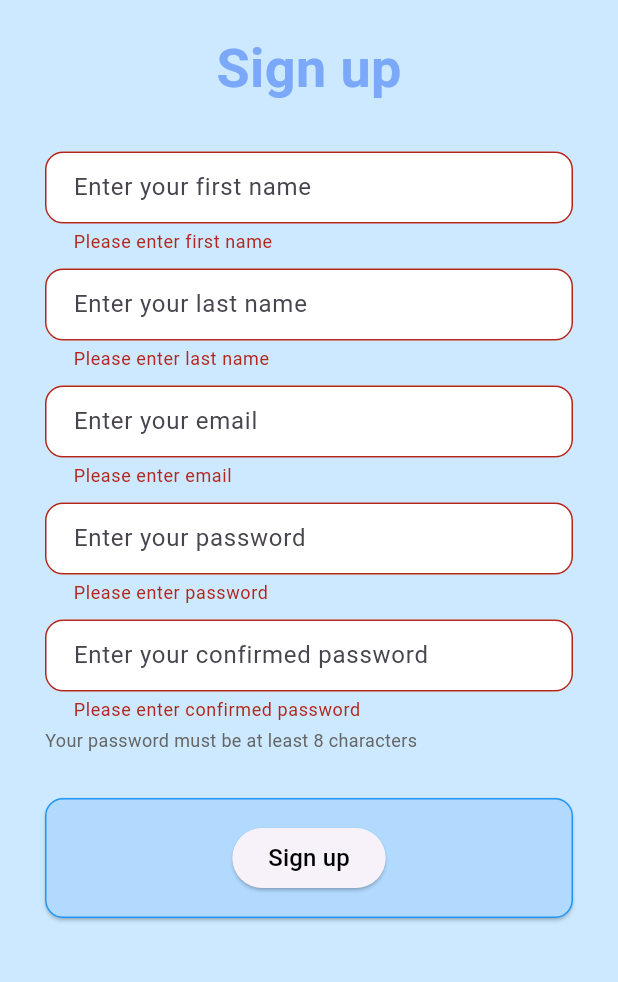
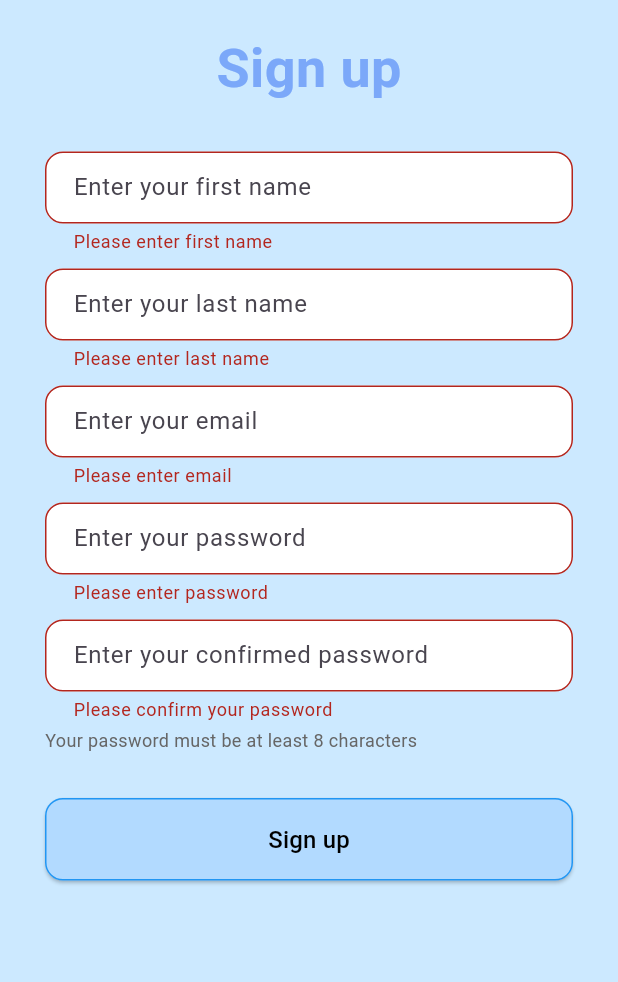
Before and after one commit to Shehryyy/AppDev2Project, a Flutter app: the SignUpPage screen opened directly, after a tap on "Sign up", on a phone screen of 412 x 824 dp, the part 84-1066 px from its top. Run offline on Flutter 3.47's test engine with Material 3 defaults, Android fonts, the phone set to English and light mode, and no system bars; our stand-ins replace sqflite; missing offline and left inert: project; accounts and stored records are empty.

Commit message:
Update SignUp.dart

```diff
--- a/appdevproject/lib/SignUp.dart
+++ b/appdevproject/lib/SignUp.dart
@@ -1,14 +1,11 @@
 import 'dart:io';
-
 import 'package:flutter/material.dart';
 import 'package:path/path.dart';
-import 'package:path_provider/path_provider.dart';
-import 'package:appdevproject/LoginPage.dart';
+import 'LoginPage.dart';
 import 'package:sqflite/sqflite.dart';
-
 import 'JsonModels/users.dart';
 import 'SQLite/sqlite.dart';
-
+import 'package:path_provider/path_provider.dart';
 
 class SignUpPage extends StatefulWidget {
   const SignUpPage({super.key});
@@ -19,14 +16,11 @@ class SignUpPage extends StatefulWidget {
 
 class _SignUpPageState extends State<SignUpPage> {
   Database? _database;
-  List<Map<String, dynamic>> _users = [];
   final _email = TextEditingController();
   final _firstName = TextEditingController();
   final _lastName = TextEditingController();
   final _password = TextEditingController();
   final _confirmedPassword = TextEditingController();
-
-  //Global key
   final formKey = GlobalKey<FormState>();
 
   void initState() {
@@ -41,7 +35,7 @@ class _SignUpPageState extends State<SignUpPage> {
     _database = await openDatabase(
       path,
       version: 1,
-      onCreate: (db,version) async {
+      onCreate: (db, version) async {
         await db.execute('''
         CREATE TABLE users (
         userId INTEGER PRIMARY KEY AUTOINCREMENT,
@@ -53,53 +47,10 @@ class _SignUpPageState extends State<SignUpPage> {
         ''');
       },
     );
-    _loadUsers();
-  }
-
-
-  Future<void> _loadUsers() async {
-    final users = await _database?.query('users');
-    setState(() {
-      _users = users ?? [];
-    });
   }
 
   final db = DatabaseHelper.instance;
 
-  Future<void> _insertUser() async {
-    if (_password.text.isEmpty) {
-      return;
-    }
-    await db.signup(Users(firstName: _firstName.text, lastName: _lastName.text ,email: _email.text, userPassword: _password.text)
-    );
-
-    _password.clear();
-  }
-
-  Future<bool> login (Users user) async {
-    if (_database == null) {
-      return false;
-    }
-
-    var result = await _database!.rawQuery(
-        "SELECT email, password FROM users where email = '${user.email}' AND userPassword = '${user.userPassword}'");
-
-    if (result.isNotEmpty) {
-      return true;
-    } else {
-      return false;
-    }
-
-  }
-
-  Future<int> signup (Users user) async{
-    if (_database == null) {
-      throw Exception("Database not initialized");
-    }
-    return await _database!.insert("users", user.toMap());
-
-
-  }
   @override
   Widget build(BuildContext context) {
     return Scaffold(
@@ -128,7 +79,7 @@ class _SignUpPageState extends State<SignUpPage> {
             child: Column(
               crossAxisAlignment: CrossAxisAlignment.start,
               children: [
-                SizedBox(height: 20),
+                const SizedBox(height: 20),
                 Center(
                   child: Text(
                     'Sign up',
@@ -139,7 +90,7 @@ class _SignUpPageState extends State<SignUpPage> {
                     ),
                   ),
                 ),
-                SizedBox(height: 30),
+                const SizedBox(height: 30),
                 Form(
                   key: formKey,
                   child: Column(
@@ -147,81 +98,100 @@ class _SignUpPageState extends State<SignUpPage> {
                       TextFormField(
                         controller: _firstName,
                         decoration: _inputDecoration('Enter your first name'),
-                        validator: (value) => value!.isEmpty ? 'Please enter first name' : null,
+                        validator: (value) {
+                          if (value == null || value.isEmpty) {
+                            return 'Please enter first name';
+                          } else if (RegExp(r'\d').hasMatch(value)) {
+                            return 'Name cannot contain numbers';
+                          }
+                          return null;
+                        },
                       ),
-                      SizedBox(height: 10,),
+                      const SizedBox(height: 10),
                       TextFormField(
                         controller: _lastName,
                         decoration: _inputDecoration('Enter your last name'),
-                        validator: (value) => value!.isEmpty ? 'Please enter last name' : null,
+                        validator: (value) {
+                          if (value == null || value.isEmpty) {
+                            return 'Please enter last name';
+                          } else if (RegExp(r'\d').hasMatch(value)) {
+                            return 'Name cannot contain numbers';
+                          }
+                          return null;
+                        },
                       ),
-                      SizedBox(height: 10,),
+                      const SizedBox(height: 10),
                       TextFormField(
                         controller: _email,
                         decoration: _inputDecoration('Enter your email'),
-                        validator: (value) => value!.isEmpty ? 'Please enter email' : null,
+                        validator: (value) {
+                          if (value == null || value.isEmpty) {
+                            return 'Please enter email';
+                          } else if (!value.contains('@') ||
+                              (!value.endsWith('.com') &&
+                                  !value.endsWith('.ca'))) {
+                            return 'Enter a valid email (.com or .ca)';
+                          }
+                          return null;
+                        },
                       ),
-                      SizedBox(height: 10,),
+                      const SizedBox(height: 10),
                       TextFormField(
                         controller: _password,
+                        obscureText: true,
                         decoration: _inputDecoration('Enter your password'),
-                        validator: (value) => value!.isEmpty ? 'Please enter password' : null,
+                        validator: (value) {
+                          if (value == null || value.isEmpty) {
+                            return 'Please enter password';
+                          } else if (value.length < 8) {
+                            return 'Password must be at least 8 characters';
+                          }
+                          return null;
+                        },
                       ),
-                      SizedBox(height: 10,),
+                      const SizedBox(height: 10),
                       TextFormField(
                         controller: _confirmedPassword,
-                        decoration: _inputDecoration('Enter your confirmed password'),
-                        validator: (value) => value!.isEmpty ? 'Please enter confirmed password' : null,
-                      )
+                        obscureText: true,
+                        decoration:
+                        _inputDecoration('Enter your confirmed password'),
+                        validator: (value) {
+                          if (value == null || value.isEmpty) {
+                            return 'Please confirm your password';
+                          } else if (value != _password.text) {
+                            return 'Passwords do not match';
+                          }
+                          return null;
+                        },
+                      ),
                     ],
                   ),
                 ),
-
-                SizedBox(height: 4),
-                Text(
+                const SizedBox(height: 4),
+                const Text(
                   'Your password must be at least 8 characters',
                   style: TextStyle(
                     fontSize: 12,
                     color: Color(0xFF666666),
                   ),
                 ),
-                SizedBox(height: 30),
+                const SizedBox(height: 30),
                 SizedBox(
                   width: double.infinity,
                   child: ElevatedButton(
                     onPressed: () {
-                      final password = _password.text.trim();
-                      final confirmPassword = _confirmedPassword.text.trim();
-
-                      if (password != confirmPassword) {
-                        showDialog(
-                          context: context,
-                          builder: (context) => AlertDialog(
-                            title: const Text('Password Mismatch'),
-                            content: const Text('Passwords do not match. Please try again.'),
-                            actions: [
-                              TextButton(
-                                onPressed: () => Navigator.pop(context),
-                                child: const Text('OK'),
-                              ),
-                            ],
-                          ),
-                        );
-                      } else {
-                        // TODO: Implement real sign up logic
-                        showDialog(
-                          context: context,
-                          builder: (context) => AlertDialog(
-                            title: const Text('Success'),
-                            content:  const Text('Sign up successful!',),
-                            actions: [
-                              TextButton(
-                                onPressed: () => Navigator.pop(context),
-                                child: const Text('OK'),
-                              ),
-                            ],
-                          ),
-                        );
+                      if (formKey.currentState!.validate()) {
+                        db
+                            .signup(Users(
+                          firstName: _firstName.text,
+                          lastName: _lastName.text,
+                          email: _email.text,
+                          userPassword: _password.text,
+                        ))
+                            .whenComplete(() => Navigator.push(
+                            context,
+                            MaterialPageRoute(
+                                builder: (context) => LoginScreen())));
                       }
                     },
                     style: ElevatedButton.styleFrom(
@@ -232,26 +202,12 @@ class _SignUpPageState extends State<SignUpPage> {
                       ),
                       padding: const EdgeInsets.symmetric(vertical: 16),
                     ),
-                    child: ElevatedButton(
-                      onPressed: (){
-                        if (formKey.currentState!.validate()){
-                          final db = DatabaseHelper.instance;
-                          db.signup(Users(
-                            firstName: _firstName.text,
-                              lastName: _lastName.text,
-                              email: _email.text,
-                              userPassword: _password.text))
-                              .whenComplete((){
-                            Navigator.push(context,
-                                MaterialPageRoute(builder: (context) => LoginScreen()));
-                          });
-                        }
-                      },
-                      child: Text('Sign up',
-                          style: TextStyle(
-                            color: Colors.black,
-                            fontSize: 16,
-                          )),
+                    child: const Text(
+                      'Sign up',
+                      style: TextStyle(
+                        color: Colors.black,
+                        fontSize: 16,
+                      ),
                     ),
                   ),
                 ),
```
